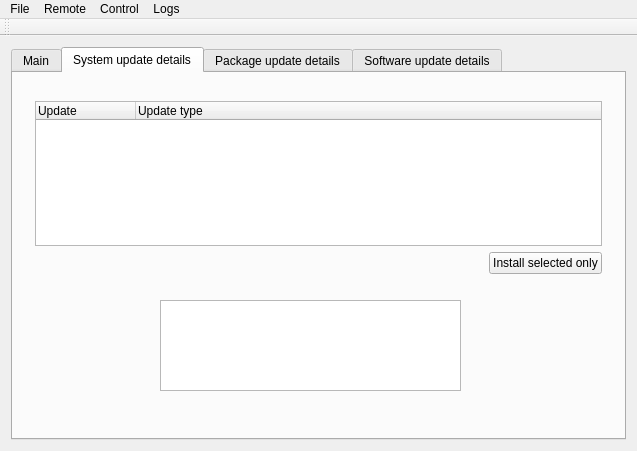
First picture: the form in src-qt4/pc-updatecenter/mainwindow.ui, repository trueos/pcbsd, before the edit.
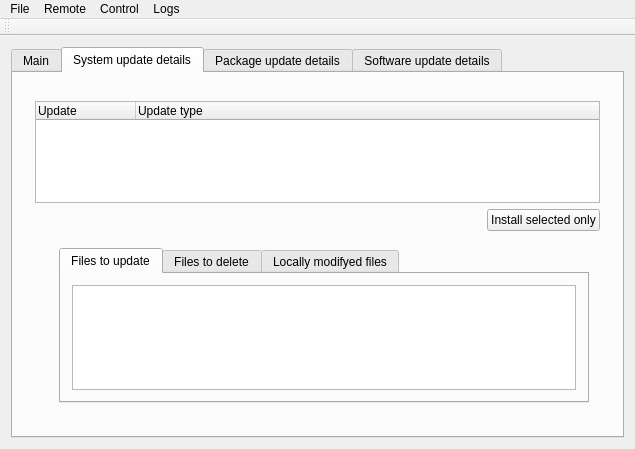
Second picture: the form after the edit. The open tabs and pages were chosen to show the change. Icons and pictures are not drawn. Custom widgets are drawn as their Qt base class.

```diff
--- a/src-qt4/pc-updatecenter/mainwindow.ui
+++ b/src-qt4/pc-updatecenter/mainwindow.ui
@@ -6,8 +6,8 @@
    <rect>
     <x>0</x>
     <y>0</y>
-    <width>637</width>
-    <height>451</height>
+    <width>635</width>
+    <height>449</height>
    </rect>
   </property>
   <property name="windowTitle">
@@ -470,32 +470,55 @@
                </layout>
               </widget>
               <widget class="QWidget" name="page_11">
-               <widget class="QListWidget" name="listWidget">
-                <property name="geometry">
-                 <rect>
-                  <x>125</x>
-                  <y>20</y>
-                  <width>301</width>
-                  <height>91</height>
-                 </rect>
-                </property>
-               </widget>
-               <widget class="QLabel" name="label_7">
-                <property name="geometry">
-                 <rect>
-                  <x>1</x>
-                  <y>11</y>
-                  <width>64</width>
-                  <height>64</height>
-                 </rect>
-                </property>
-                <property name="text">
-                 <string/>
-                </property>
-                <property name="pixmap">
-                 <pixmap resource="res.qrc">:/images/sysupdates-freebsd.png</pixmap>
-                </property>
-               </widget>
+               <layout class="QHBoxLayout" name="horizontalLayout_9">
+                <item>
+                 <widget class="QLabel" name="label_7">
+                  <property name="text">
+                   <string/>
+                  </property>
+                  <property name="pixmap">
+                   <pixmap resource="res.qrc">:/images/sysupdates-freebsd.png</pixmap>
+                  </property>
+                 </widget>
+                </item>
+                <item>
+                 <widget class="QTabWidget" name="sysUpdateFilesTab">
+                  <property name="currentIndex">
+                   <number>0</number>
+                  </property>
+                  <widget class="QWidget" name="tab_4">
+                   <attribute name="title">
+                    <string>Files to update</string>
+                   </attribute>
+                   <layout class="QHBoxLayout" name="horizontalLayout_10">
+                    <item>
+                     <widget class="QListWidget" name="sysFilesToUpdateList"/>
+                    </item>
+                   </layout>
+                  </widget>
+                  <widget class="QWidget" name="tab_5">
+                   <attribute name="title">
+                    <string>Files to delete</string>
+                   </attribute>
+                   <layout class="QHBoxLayout" name="horizontalLayout_11">
+                    <item>
+                     <widget class="QListWidget" name="sysFilesToDeleteList"/>
+                    </item>
+                   </layout>
+                  </widget>
+                  <widget class="QWidget" name="tab_6">
+                   <attribute name="title">
+                    <string>Locally modifyed files</string>
+                   </attribute>
+                   <layout class="QHBoxLayout" name="horizontalLayout_12">
+                    <item>
+                     <widget class="QListWidget" name="sysFilesModifyedList"/>
+                    </item>
+                   </layout>
+                  </widget>
+                 </widget>
+                </item>
+               </layout>
               </widget>
              </widget>
             </item>
@@ -759,7 +782,7 @@
     <rect>
      <x>0</x>
      <y>0</y>
-     <width>637</width>
+     <width>635</width>
      <height>21</height>
     </rect>
    </property>
```
Left out of the diff: 4 changed lines with no effect on the pictures.
